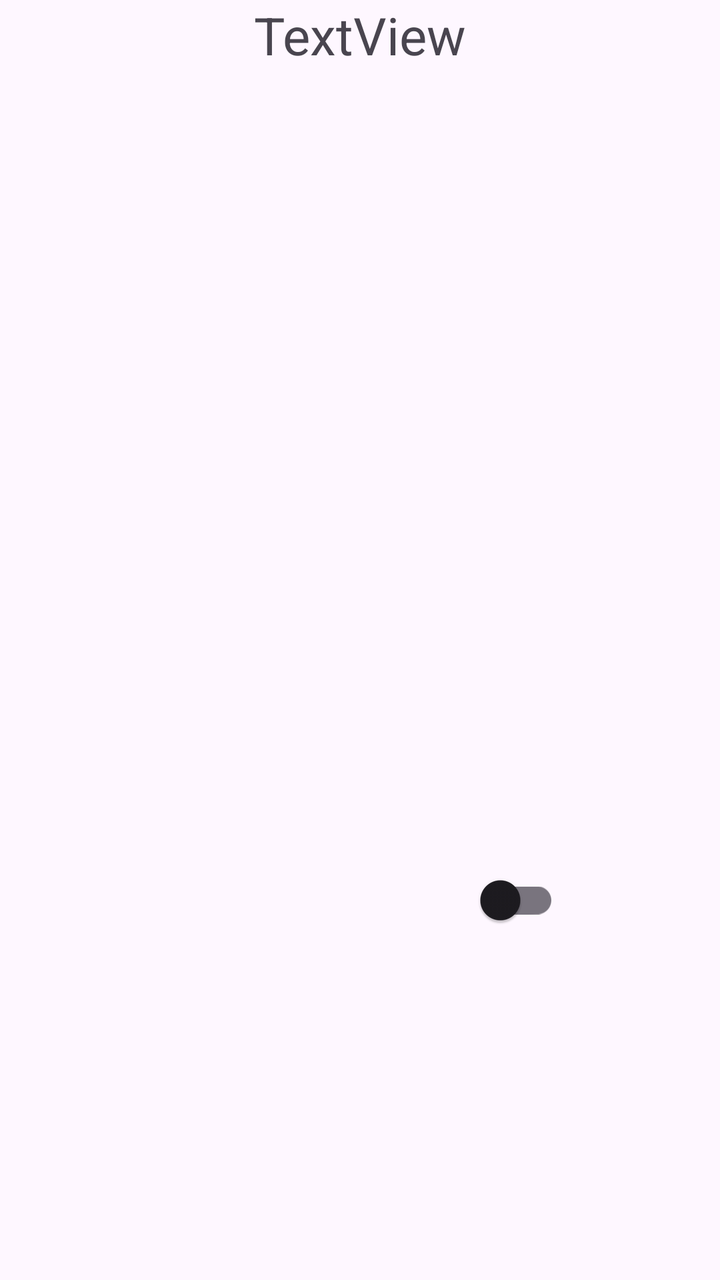
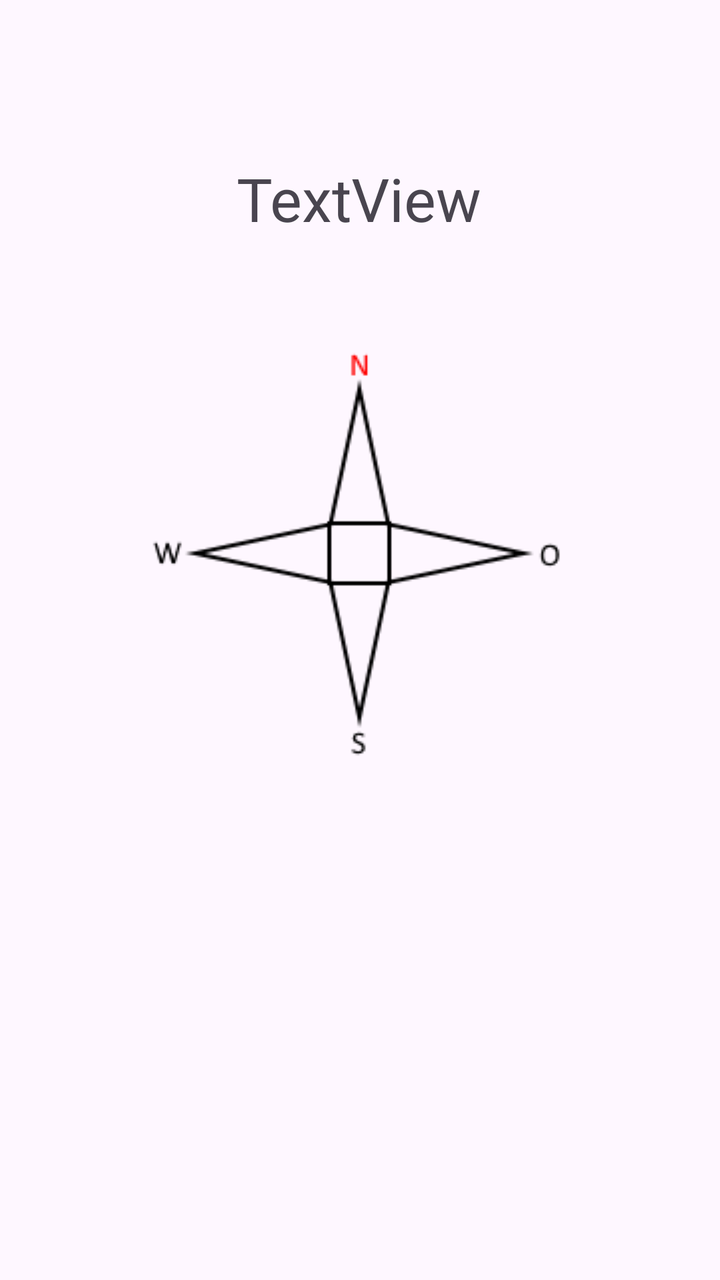

The first picture is an Android layout as it rendered before a commit; the second is the same layout after the commit. The layout source and the unified diff follow.
<!-- AndroidManifest.xml: application theme Theme.SensorTest2 -->
<!-- res/layout/fragment_tab1.xml -->
<?xml version="1.0" encoding="utf-8"?>
<androidx.constraintlayout.widget.ConstraintLayout xmlns:android="http://schemas.android.com/apk/res/android"
    xmlns:app="http://schemas.android.com/apk/res-auto"
    xmlns:tools="http://schemas.android.com/tools"
    android:id="@+id/constraintLayout1"
    android:layout_width="match_parent"
    android:layout_height="match_parent"
    android:fitsSystemWindows="true"
    tools:context=".SensorTab1Fragment">

    <TextView
        android:id="@+id/tab1_textView"
        android:layout_width="wrap_content"
        android:layout_height="wrap_content"
        android:text="@string/textViewDefault"
        android:textSize="26sp"
        app:layout_constraintEnd_toEndOf="parent"
        app:layout_constraintStart_toStartOf="parent"
        app:layout_constraintTop_toTopOf="parent" />

    <androidx.appcompat.widget.SwitchCompat
        android:id="@+id/switch1"
        android:layout_width="200dp"
        android:layout_height="69dp"
        app:layout_constraintBottom_toBottomOf="parent"
        app:layout_constraintEnd_toEndOf="parent"
        app:layout_constraintHorizontal_bias="0.498"
        app:layout_constraintStart_toStartOf="parent"
        app:layout_constraintTop_toTopOf="parent"
        app:layout_constraintVertical_bias="0.728" />

</androidx.constraintlayout.widget.ConstraintLayout>
<!-- resources referenced by this layout -->
<resources>
  <string name="textViewDefault">TextView</string>
  <style name="Theme.SensorTest2" parent="Base.Theme.SensorTest2" />
  <style name="Base.Theme.SensorTest2" parent="Theme.Material3.DayNight.NoActionBar">
          
          <item name="android:windowTranslucentStatus">true</item>
          <item name="android:windowTranslucentNavigation">true</item>
      </style>
</resources>

<!-- the commit's change to res/layout/fragment_tab1.xml (unified diff, before → after) -->
@@ -6,27 +6,32 @@
     android:layout_width="match_parent"
     android:layout_height="match_parent"
     android:fitsSystemWindows="true"
-    tools:context=".SensorTab1Fragment">
+    tools:context=".SensorTabFragment1">
+
+    <ImageView
+        android:id="@+id/tab1_imageview_compass"
+        android:layout_width="wrap_content"
+        android:layout_height="wrap_content"
+        android:src="@drawable/compass"
+        app:layout_constraintBottom_toBottomOf="parent"
+        app:layout_constraintEnd_toEndOf="parent"
+        app:layout_constraintHorizontal_bias="0.496"
+        app:layout_constraintStart_toStartOf="parent"
+        app:layout_constraintTop_toTopOf="parent"
+        app:layout_constraintVertical_bias="0.387"
+        android:contentDescription="@string/compass_content_description" />
 
     <TextView
-        android:id="@+id/tab1_textView"
+        android:id="@+id/tab1_textview_orientation"
         android:layout_width="wrap_content"
         android:layout_height="wrap_content"
         android:text="@string/textViewDefault"
-        android:textSize="26sp"
-        app:layout_constraintEnd_toEndOf="parent"
-        app:layout_constraintStart_toStartOf="parent"
-        app:layout_constraintTop_toTopOf="parent" />
-
-    <androidx.appcompat.widget.SwitchCompat
-        android:id="@+id/switch1"
-        android:layout_width="200dp"
-        android:layout_height="69dp"
-        app:layout_constraintBottom_toBottomOf="parent"
+        android:textSize="30sp"
+        app:layout_constraintBottom_toTopOf="@+id/tab1_imageview_compass"
         app:layout_constraintEnd_toEndOf="parent"
         app:layout_constraintHorizontal_bias="0.498"
         app:layout_constraintStart_toStartOf="parent"
         app:layout_constraintTop_toTopOf="parent"
-        app:layout_constraintVertical_bias="0.728" />
+        app:layout_constraintVertical_bias="0.729" />
 
 </androidx.constraintlayout.widget.ConstraintLayout>
<!-- resource entries referenced after the edit -->
@@ -1,5 +1,7 @@
 <!-- resources referenced by this layout -->
 <resources>
+  <!-- drawable compass: png bitmap (drawable, 5114 bytes) -->
+  <string name="compass_content_description">image of a compass</string>
   <string name="textViewDefault">TextView</string>
   <style name="Theme.SensorTest2" parent="Base.Theme.SensorTest2" />
   <style name="Base.Theme.SensorTest2" parent="Theme.Material3.DayNight.NoActionBar">
